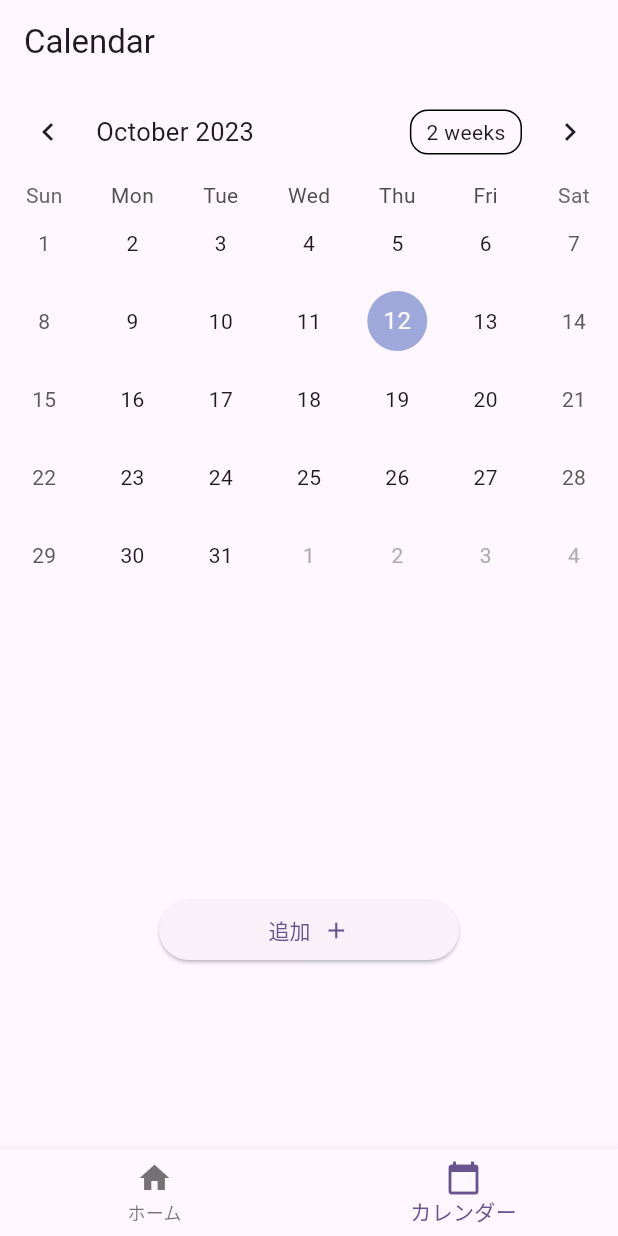
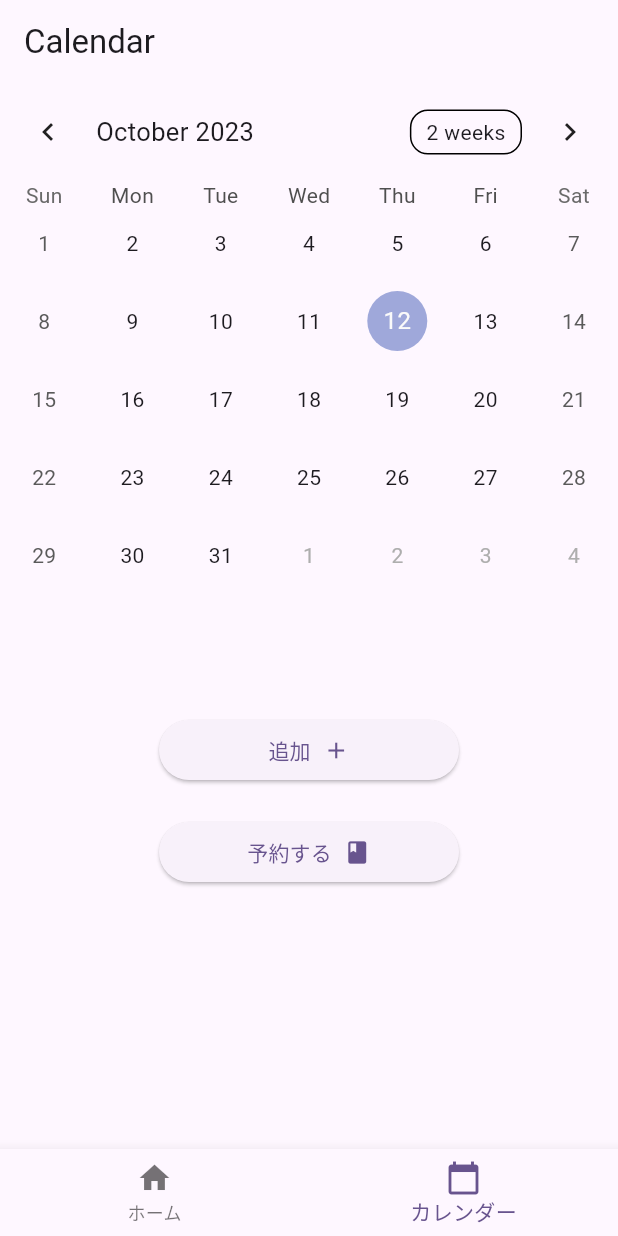
Before and after one commit to NeiHau/salon_mobile, a Flutter app: the screen it shows after launch, item 2 of the bottom bar chosen, on a phone screen of 412 x 824 dp. Run offline on Flutter 3.47's test engine with Material 2 defaults, Android fonts, the phone set to English and light mode, and no system bars; drawn by our look-alikes of table_calendar; our stand-ins replace cloud_firestore, firebase_core, firebase_messaging, firebase_storage, flutter_riverpod, freezed_annotation and 4 more; accounts and stored records are empty.

Commit message:
予約ロジック追加 & UI修正

```diff
--- a/lib/main.dart
+++ b/lib/main.dart
@@ -1,6 +1,7 @@
 import 'package:firebase_core/firebase_core.dart';
 import 'package:flutter/material.dart';
 import 'package:flutter_riverpod/flutter_riverpod.dart';
+import 'package:logger/logger.dart';
 
 import 'app.dart';
 import 'firebase_options.dart';
@@ -28,7 +29,28 @@ class MyApp extends StatelessWidget {
         colorScheme: ColorScheme.fromSeed(seedColor: Colors.deepPurple),
         useMaterial3: true,
       ),
+      // routes: {
+      //   '/CalendarPage': (context) => CalendarPage(),
+      // },
       home: const App(),
     );
   }
 }
+
+// ログ出力
+final Logger logger = Logger(
+  printer: PrettyPrinter(
+    colors: true, // 色を有効
+    errorMethodCount: 5, // スタックトレースに表示されるメソッドの数
+    printEmojis: true, // エラーメッセージに絵文字を表示するかどうかを指定
+    printTime: true, // ログメッセージにタイムスタンプを表示するかどうかを指定
+    levelColors: {
+      Level.trace: AnsiColor.fg(AnsiColor.grey(0.5)), // 詳細ログのカラーを灰色に設定します。
+      Level.debug: const AnsiColor.fg(8), // デバッグログのカラーを黒色に設定します。
+      Level.info: const AnsiColor.fg(12), // 情報ログのカラーを青色に設定します。
+      Level.warning: const AnsiColor.fg(208), // 警告ログのカラーを黄色に設定します。
+      Level.error: const AnsiColor.fg(196), // エラーログのカラーを赤色に設定します。
+      Level.fatal: const AnsiColor.bg(196), // 致命的エラーログの背景色を赤色に設定します。
+    },
+  ),
+);
--- a/lib/model/reservation.dart
+++ b/lib/model/reservation.dart
@@ -5,9 +5,11 @@ part 'reservation.g.dart';
 
 @freezed
 class Reservation with _$Reservation {
-  factory Reservation({
+  const factory Reservation({
     required String customerId,
     required DateTime reservationDate,
+    required String customerName,
+    Map<DateTime, List>? reservationList,
   }) = _Reservation;
 
   factory Reservation.fromJson(Map<String, dynamic> json) =>
--- a/lib/view/calendar_page.dart
+++ b/lib/view/calendar_page.dart
@@ -1,9 +1,14 @@
+import 'dart:async';
+
 import 'package:flutter/material.dart';
 import 'package:flutter_riverpod/flutter_riverpod.dart';
+import 'package:gap/gap.dart';
+import 'package:salon/view/reservation_page.dart';
 import 'package:salon/view/show_details_page.dart';
 import 'package:table_calendar/table_calendar.dart';
 
 import '../viewModel/customer_view_model.dart';
+import '../viewModel/reservation_view_model.dart';
 import 'input_details_form.dart';
 
 class CalendarPage extends ConsumerStatefulWidget {
@@ -18,25 +23,51 @@ class CalendarPageState extends ConsumerState<CalendarPage> {
   DateTime _focusedDay = DateTime.now();
   DateTime? _selectedDay;
 
+  Timer? _timer;
+
   @override
   void initState() {
     super.initState();
     Future(() async {
       await ref.read(customerNotifierProvider.notifier).fetchDates();
+      await ref.read(reservationNotifierProvider.notifier).fetchReservations();
     });
+    _startTimer();
+  }
+
+  // 2秒間隔で予約情報を取得
+  void _startTimer() {
+    _timer?.cancel();
+    _timer = Timer.periodic(
+      const Duration(seconds: 2),
+      (Timer timer) async {
+        await ref
+            .read(reservationNotifierProvider.notifier)
+            .fetchReservations();
+      },
+    );
+  }
+
+  @override
+  void dispose() {
+    _timer?.cancel();
+    super.dispose();
   }
 
   @override
   Widget build(BuildContext context) {
     final customer = ref.watch(customerNotifierProvider);
     final eventDates = customer.eventDates;
+    final reservation = ref.watch(reservationNotifierProvider);
+    final reservationDates = reservation.reservationList;
 
     return Scaffold(
       appBar: AppBar(
         title: const Text('Calendar'),
         automaticallyImplyLeading: true, // この行を追加
       ),
-      body: Column(
+      body: SingleChildScrollView(
+        child: Column(
           children: [
             TableCalendar(
               firstDay: DateTime.utc(2022, 1, 1),
@@ -64,47 +95,22 @@ class CalendarPageState extends ConsumerState<CalendarPage> {
                   ),
                 );
               },
-            calendarStyle: const CalendarStyle(
-                // ここでカレンダーのスタイルを調整できます
-                ),
+              calendarStyle: const CalendarStyle(),
               calendarBuilders: CalendarBuilders(
                 markerBuilder: (context, date, events) {
                   final dateKey = DateTime(date.year, date.month, date.day);
-                // bool hasReservation = true;
+                  bool hasEvent =
+                      eventDates != null && eventDates.containsKey(dateKey);
+                  bool hasReservation = reservationDates != null &&
+                      reservationDates.containsKey(dateKey);
 
-                // return Row(
-                //   children: [
-                //     if (eventDates != null && eventDates.containsKey(dateKey))
-                //       Positioned(
-                //         bottom: 4,
-                //         child: Container(
-                //           width: 6,
-                //           height: 6,
-                //           decoration: const BoxDecoration(
-                //             shape: BoxShape.circle,
-                //             color: Colors.red,
-                //           ),
-                //         ),
-                //       ),
-                //     if (hasReservation)
-                //       const Positioned(
-                //         bottom: 4,
-                //         right: 4,
-                //         child: Text(
-                //           "予約",
-                //           style: TextStyle(
-                //             fontSize: 8,
-                //             color: Colors.blue,
-                //           ),
-                //         ),
-                //       ),
-                //   ],
-                // );
-                if (eventDates != null) {
-                  if (eventDates.containsKey(dateKey)) {
-                    return Positioned(
-                      bottom: 4,
-                      child: Container(
+                  if (hasEvent || hasReservation) {
+                    return Row(
+                      mainAxisAlignment: MainAxisAlignment.center,
+                      children: [
+                        if (hasEvent)
+                          Container(
+                            margin: const EdgeInsets.only(right: 4.0),
                             width: 6,
                             height: 6,
                             decoration: const BoxDecoration(
@@ -112,10 +118,20 @@ class CalendarPageState extends ConsumerState<CalendarPage> {
                               color: Colors.red,
                             ),
                           ),
+                        if (hasReservation)
+                          Container(
+                            padding: const EdgeInsets.all(4.0),
+                            color: Colors.blue,
+                            child: const Text(
+                              "予",
+                              style: TextStyle(
+                                color: Colors.white,
+                                fontSize: 8,
+                              ),
+                            ),
+                          ),
+                      ],
                     );
-                  }
-                } else {
-                  return const SizedBox.shrink();
                   }
                   return const SizedBox.shrink();
                 },
@@ -126,9 +142,9 @@ class CalendarPageState extends ConsumerState<CalendarPage> {
                 });
               },
             ),
-          const SizedBox(
-            height: 200,
-          ),
+            const Gap(80),
+            Column(
+              children: [
                 SizedBox(
                   width: 200,
                   child: ElevatedButton(
@@ -150,7 +166,32 @@ class CalendarPageState extends ConsumerState<CalendarPage> {
                     ),
                   ),
                 ),
+                const Gap(20),
+                SizedBox(
+                  width: 200,
+                  child: ElevatedButton(
+                    onPressed: () {
+                      Navigator.push(
+                        context,
+                        MaterialPageRoute(
+                          builder: (context) => const ReservationPage(),
+                        ),
+                      );
+                    },
+                    child: const Row(
+                      mainAxisAlignment: MainAxisAlignment.center,
+                      children: [
+                        Text("予約する"),
+                        SizedBox(width: 8),
+                        Icon(Icons.book),
                       ],
+                    ),
+                  ),
+                ),
+              ],
+            ),
+          ],
+        ),
       ),
     );
   }
--- a/lib/view/show_details_page.dart
+++ b/lib/view/show_details_page.dart
@@ -47,7 +47,7 @@ class ShowDetailsPageState extends ConsumerState<ShowDetailsPage> {
     return eventsForSelectedDate.isEmpty
         ? Scaffold(
             appBar: AppBar(
-              title: Text("Details for ${widget.selectedDate.toLocal()}"),
+              title: const Text("詳細画面"),
             ),
             body: Center(
               child: Column(
--- a/lib/viewModel/customer_view_model.dart
+++ b/lib/viewModel/customer_view_model.dart
@@ -28,12 +28,14 @@ class CustomerNotifier extends StateNotifier<Customer> {
           ),
         );
 
+  // 顧客情報
   final CollectionReference customers =
       FirebaseFirestore.instance.collection('customers');
 
   final FirebaseMessaging _firebaseMessaging = FirebaseMessaging.instance;
 
-  Map<String, Customer> eventDetails = {}; // IDとCustomerオブジェクトのマッピング
+  // 顧客情報のマッピング
+  Map<String, Customer> eventDetails = {};
 
   String? fileName; // 追加: ファイル名を保持する変数
 
@@ -85,7 +87,7 @@ class CustomerNotifier extends StateNotifier<Customer> {
         debugPrint("File does not exist at path");
       }
     } else {
-      print('No image selected.');
+      debugPrint('No image selected.');
     }
   }
 
```
Also changed, not shown: lib/view/completed_input_page.dart (+7 -8 lines), lib/view/home_details_page.dart (added, +20 -0 lines), lib/view/home_page.dart (+29 -21 lines), lib/view/input_details_form.dart (+9 -9 lines), lib/view/reservation_page.dart (added, +80 -0 lines), lib/viewModel/reservation_view_model.dart (added, +99 -0 lines), pubspec.yaml (+5 -4 lines), lib/model/reservation.freezed.dart, lib/model/reservation.g.dart, pubspec.lock, 3 other files. Lines whose indentation alone changed are shown as unchanged.
